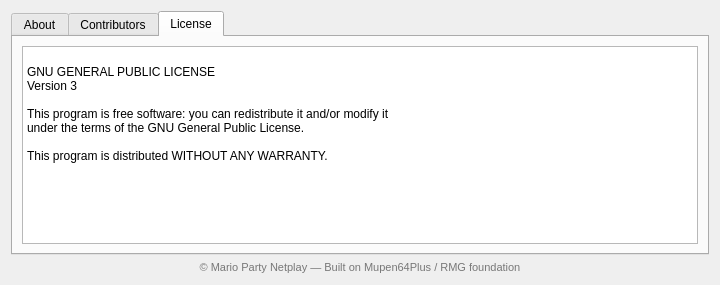
Qt form Source/RMG/UserInterface/Dialog/AboutDialog.ui (MarioPartyNetplay/Mupen-MPN) before a commit.
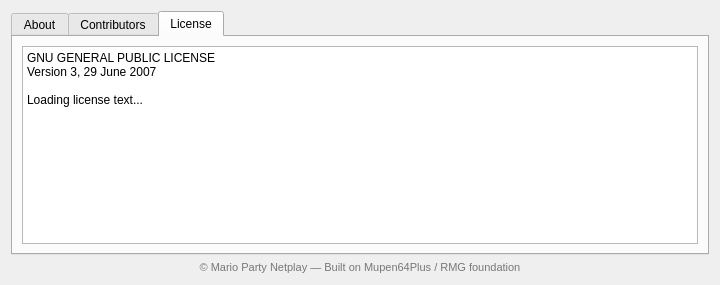
The same form after that commit. The open tabs and pages were chosen to show the change. Icons and pictures are not drawn.

Commit message: about menu hicucp with license

Diff of the .ui file:
```diff
--- a/Source/RMG/UserInterface/Dialog/AboutDialog.ui
+++ b/Source/RMG/UserInterface/Dialog/AboutDialog.ui
@@ -208,15 +208,10 @@
          </property>
 
          <property name="plainText">
-          <string>
-GNU GENERAL PUBLIC LICENSE
-Version 3
+          <string>GNU GENERAL PUBLIC LICENSE
+Version 3, 29 June 2007
 
-This program is free software: you can redistribute it and/or modify it
-under the terms of the GNU General Public License.
-
-This program is distributed WITHOUT ANY WARRANTY.
-          </string>
+Loading license text...</string>
          </property>
 
         </widget>
```
The commit also changes 3 other files.
